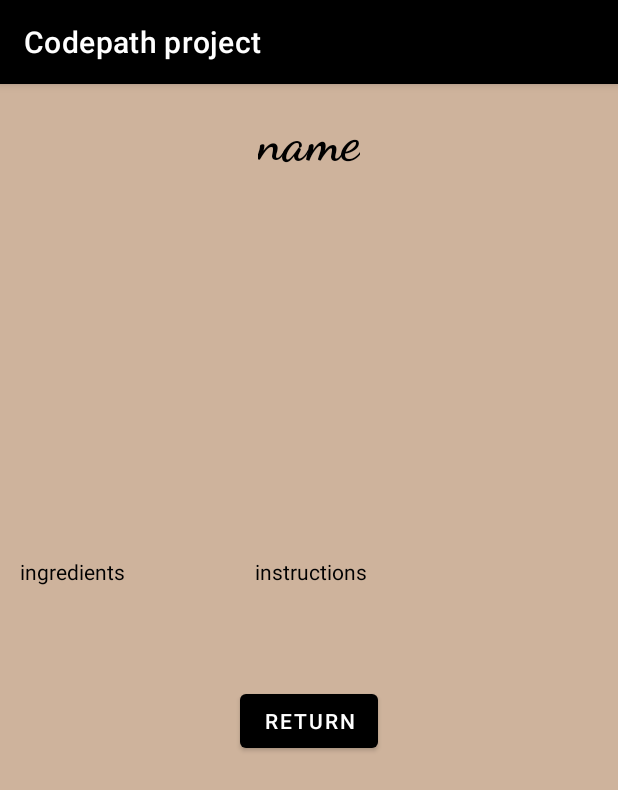
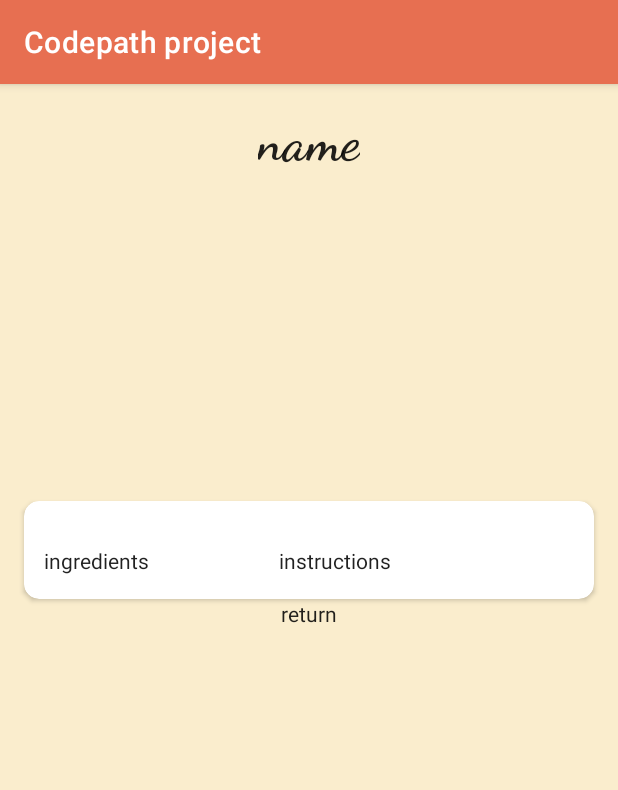
Before and after one commit to Codepath-group-project2023/our-project, an Android app: the RecipeDetails screen opened directly, with no data from a screen before it, on a phone screen of 412 x 824 dp. Shown: the top 790 px of the screen. Run offline under Robolectric (Android 15) with nearby library versions, the light colour scheme and no system bars; libraries missing offline, so code that uses them is left out: com.codepath.asynchttpclient; pictures from the network do not load; 3 statements that could not run were skipped.

Commit message:
adjusted themes and styles

```diff
--- a/app/src/main/java/com/example/codepathproject/MainActivity.kt
+++ b/app/src/main/java/com/example/codepathproject/MainActivity.kt
@@ -110,12 +110,7 @@ class MainActivity : AppCompatActivity() {
                 var adapter = RecipeAdapter(imagelist, namelist, categorylist, arealist)
                 rvRecipes.adapter = adapter
                 rvRecipes.layoutManager = LinearLayoutManager(this@MainActivity)
-                rvRecipes.addItemDecoration(
-                    DividerItemDecoration(
-                        this@MainActivity,
-                        LinearLayoutManager.VERTICAL
-                    )
-                )
+
 
                 //this is for being able to click on an item in recycler view
                 adapter.setOnItemClickListener(object : RecipeAdapter.onItemClickListener {
--- a/app/src/main/res/layout/activity_main.xml
+++ b/app/src/main/res/layout/activity_main.xml
@@ -4,7 +4,6 @@
     xmlns:tools="http://schemas.android.com/tools"
     android:layout_width="match_parent"
     android:layout_height="match_parent"
-    android:background="@color/white"
     tools:context=".MainActivity">
 
     <EditText
@@ -20,12 +19,11 @@
         app:layout_constraintStart_toStartOf="parent"
         app:layout_constraintTop_toTopOf="parent" />
 
-    <Button
+    <androidx.appcompat.widget.AppCompatButton
         android:id="@+id/SearchButton"
         android:layout_width="100dp"
         android:layout_height="50dp"
         android:text="Search"
-        android:textSize="12sp"
         app:layout_constraintBottom_toBottomOf="@id/SearchBar"
         app:layout_constraintEnd_toEndOf="parent"
         app:layout_constraintStart_toEndOf="@id/SearchBar"
@@ -34,7 +32,7 @@
     <androidx.recyclerview.widget.RecyclerView
         android:id="@+id/recipe_list"
         android:layout_width="match_parent"
-        android:layout_height="570dp"
+        android:layout_height="565dp"
         app:layout_constraintStart_toStartOf="parent"
         app:layout_constraintEnd_toEndOf="parent"
         app:layout_constraintBottom_toTopOf="@id/API_credits"
@@ -51,17 +49,26 @@
         app:layout_constraintStart_toStartOf="parent"
         app:layout_constraintTop_toBottomOf="@id/recipe_list" />
 
-    <Button
+    <androidx.appcompat.widget.AppCompatButton
         android:id="@+id/randomButton"
         android:layout_width="90dp"
         android:layout_height="50dp"
         android:text="Random"
-        android:textSize="11sp"
         app:layout_constraintBottom_toBottomOf="parent"
         app:layout_constraintEnd_toEndOf="parent"
-        app:layout_constraintHorizontal_bias="0.589"
         app:layout_constraintStart_toEndOf="@+id/API_credits"
         app:layout_constraintTop_toBottomOf="@+id/recipe_list" />
 
+    <ImageView
+        android:id="@+id/imageView"
+        android:layout_width="wrap_content"
+        android:layout_height="wrap_content"
+        app:layout_constraintBottom_toBottomOf="parent"
+        app:layout_constraintEnd_toEndOf="parent"
+        app:layout_constraintStart_toStartOf="parent"
+        app:layout_constraintTop_toTopOf="parent"
+        android:elevation="-2dp"
+        app:srcCompat="@drawable/logo" />
+
 
 </androidx.constraintlayout.widget.ConstraintLayout>
--- a/app/src/main/res/layout/activity_recipe_details.xml
+++ b/app/src/main/res/layout/activity_recipe_details.xml
@@ -4,7 +4,7 @@
     xmlns:tools="http://schemas.android.com/tools"
     android:layout_width="match_parent"
     android:layout_height="match_parent"
-    android:background="@color/beige"
+    android:background="?attr/background"
     tools:context=".MainActivity">
     <androidx.constraintlayout.widget.ConstraintLayout
         android:layout_width="match_parent"
@@ -17,7 +17,6 @@
             android:layout_marginTop="16dp"
             android:fontFamily="cursive"
             android:text="name"
-            android:textColor="@color/black"
             android:textSize="35dp"
             android:textStyle="bold"
             app:layout_constraintBottom_toTopOf="@+id/recipe_picture"
@@ -30,8 +29,7 @@
             android:id="@+id/recipe_picture"
             android:layout_width="200dp"
             android:layout_height="200dp"
-            android:layout_marginTop="25dp"
-            app:layout_constraintBottom_toTopOf="@id/details"
+            android:layout_marginTop="10dp"
             app:layout_constraintEnd_toEndOf="parent"
             app:layout_constraintHorizontal_bias="0.497"
             app:layout_constraintStart_toStartOf="parent"
@@ -39,14 +37,19 @@
             app:layout_constraintVertical_bias="0.2"
             tools:srcCompat="@tools:sample/avatars" />
 
+        <androidx.cardview.widget.CardView
+            android:id="@+id/card"
+            android:layout_width="380dp"
+            android:layout_height="wrap_content"
+            android:layout_marginTop="8dp"
+            app:cardCornerRadius="10dp"
+            app:layout_constraintTop_toBottomOf="@id/recipe_picture"
+            app:layout_constraintStart_toStartOf="parent"
+            app:layout_constraintEnd_toEndOf="parent">
             <RelativeLayout
                 android:id="@+id/details"
                 android:layout_width="match_parent"
-            android:layout_height="wrap_content"
-            app:layout_constraintStart_toStartOf="parent"
-            app:layout_constraintEnd_toEndOf="parent"
-            app:layout_constraintTop_toBottomOf="@id/recipe_picture"
-            app:layout_constraintBottom_toTopOf="@id/return_button" >
+                android:layout_height="wrap_content">
 
                 <TextView
                     android:id="@+id/recipe_ingredients"
@@ -58,7 +61,6 @@
                     android:layout_marginEnd="10dp"
                     android:text="ingredients"
                     android:gravity="fill_vertical"
-                android:textColor="@color/black"
                     app:layout_constraintBottom_toBottomOf="parent"
                     app:layout_constraintEnd_toStartOf="@id/recipe_instructions"
                     app:layout_constraintHorizontal_bias="0.122"
@@ -75,7 +77,6 @@
                     android:layout_marginEnd="10dp"
                     android:text="instructions"
                     android:gravity="fill"
-                android:textColor="@color/black"
                     app:layout_constraintBottom_toBottomOf="parent"
                     app:layout_constraintEnd_toEndOf="parent"
                     app:layout_constraintHorizontal_bias="0.873"
@@ -83,19 +84,16 @@
                     app:layout_constraintTop_toTopOf="parent"/>
 
             </RelativeLayout>
-
-        <Button
+        </androidx.cardview.widget.CardView>
+        <androidx.appcompat.widget.AppCompatButton
             android:id="@+id/return_button"
             android:layout_width="wrap_content"
             android:layout_height="wrap_content"
-            android:layout_marginTop="50dp"
-            android:layout_marginBottom="32dp"
             android:text="return"
+            app:layout_constraintTop_toBottomOf="@id/card"
             app:layout_constraintBottom_toBottomOf="parent"
             app:layout_constraintEnd_toEndOf="parent"
-            app:layout_constraintStart_toStartOf="parent"
-            app:layout_constraintTop_toBottomOf="@+id/details"
-            app:layout_constraintVertical_bias="0.0" />
+            app:layout_constraintStart_toStartOf="parent"/>
 
     </androidx.constraintlayout.widget.ConstraintLayout>
 </ScrollView>
--- a/app/src/main/res/layout/recyclerview.xml
+++ b/app/src/main/res/layout/recyclerview.xml
@@ -5,6 +5,7 @@
     android:layout_width="match_parent"
     android:layout_height="150dp"
     android:background="@drawable/rounded_corners"
+    android:backgroundTint="?attr/colorPrimaryVariant"
     android:clipToOutline="true"
     android:layout_marginBottom="4dp"
     android:layout_marginTop="4dp"
--- a/app/src/main/res/values-night/themes.xml
+++ b/app/src/main/res/values-night/themes.xml
@@ -1,16 +1,19 @@
 <resources xmlns:tools="http://schemas.android.com/tools">
     <!-- Base application theme. -->
-    <style name="Theme.CodepathProject" parent="Theme.MaterialComponents.DayNight.ActionBar">
+    <style name="Theme.CodepathProject" parent="Theme.MaterialComponents.DayNight.DarkActionBar">
         <!-- Primary brand color. -->
-        <item name="colorPrimary">@color/purple_200</item>
-        <item name="colorPrimaryVariant">@color/purple_700</item>
-        <item name="colorOnPrimary">@color/black</item>
+        <item name="colorPrimary">@color/dark_teal</item>
+        <item name="colorPrimaryVariant">@color/dark_red</item>
+        <item name="colorOnPrimary">@color/white</item>
         <!-- Secondary brand color. -->
-        <item name="colorSecondary">@color/teal_200</item>
-        <item name="colorSecondaryVariant">@color/teal_200</item>
-        <item name="colorOnSecondary">@color/black</item>
+        <item name="colorSecondary">@color/teal</item>
+        <item name="colorSecondaryVariant">@color/dark_teal</item>
+        <item name="colorOnSecondary">@color/white</item>
         <!-- Status bar color. -->
         <item name="android:statusBarColor">?attr/colorPrimaryVariant</item>
         <!-- Customize your theme here. -->
+        <item name="android:buttonStyle">@style/ButtonStyle</item>
+        <item name="android:textViewStyle">@style/textStyle</item>
+        <item name="background">@color/black</item>
     </style>
 </resources>
--- a/app/src/main/res/values/colors.xml
+++ b/app/src/main/res/values/colors.xml
@@ -1,12 +1,15 @@
 <?xml version="1.0" encoding="utf-8"?>
 <resources>
-    <color name="purple_200">#FFBB86FC</color>
-    <color name="red">#F44336</color>
-    <color name="purple_700">#FF3700B3</color>
-    <color name="teal_200">#FF03DAC5</color>
-    <color name="teal_700">#FF018786</color>
+    <!--day mode colors-->
+    <color name="dark_teal">#264653</color>
+    <color name="teal">#2a9d8f</color>
+    <color name="beige">#faedcd</color>
+    <color name="yellow">#e9c46a</color>
+    <color name="orange">#f4a261</color>
+    <color name="red">#e76f51</color>
+    <!--night mode colors-->
+    <color name="dark_red">#D385241D</color>
+    <!--default colors-->
     <color name="black">#FF000000</color>
     <color name="white">#FFFFFFFF</color>
-    <color name="light">#F1695F</color>
-    <color name="beige">#CEB39C</color>
 </resources>
--- a/app/src/main/res/values/themes.xml
+++ b/app/src/main/res/values/themes.xml
@@ -2,15 +2,18 @@
     <!-- Base application theme. -->
     <style name="Theme.CodepathProject" parent="Theme.MaterialComponents.DayNight.DarkActionBar">
         <!-- Primary brand color. -->
-        <item name="colorPrimary">@color/black</item>
-        <item name="colorPrimaryVariant">@color/purple_700</item>
+        <item name="colorPrimary">@color/red</item>
+        <item name="colorPrimaryVariant">@color/white</item>
         <item name="colorOnPrimary">@color/white</item>
         <!-- Secondary brand color. -->
-        <item name="colorSecondary">@color/teal_200</item>
-        <item name="colorSecondaryVariant">@color/teal_700</item>
+        <item name="colorSecondary">@color/yellow</item>
+        <item name="colorSecondaryVariant">@color/beige</item>
         <item name="colorOnSecondary">@color/black</item>
         <!-- Status bar color. -->
-        <item name="android:statusBarColor">?attr/colorPrimaryVariant</item>
+        <item name="android:statusBarColor">@color/dark_teal</item>
         <!-- Customize your theme here. -->
+        <item name="android:buttonStyle">@style/ButtonStyle</item>
+        <item name="android:textViewStyle">@style/textStyle</item>
+        <item name="background">@color/beige</item>
     </style>
 </resources>
```
Also changed, not shown: app/src/main/res/drawable-night/logo.png (added), app/src/main/res/drawable-notnight/logo.png (added). Lines whose indentation alone changed are shown as unchanged.
